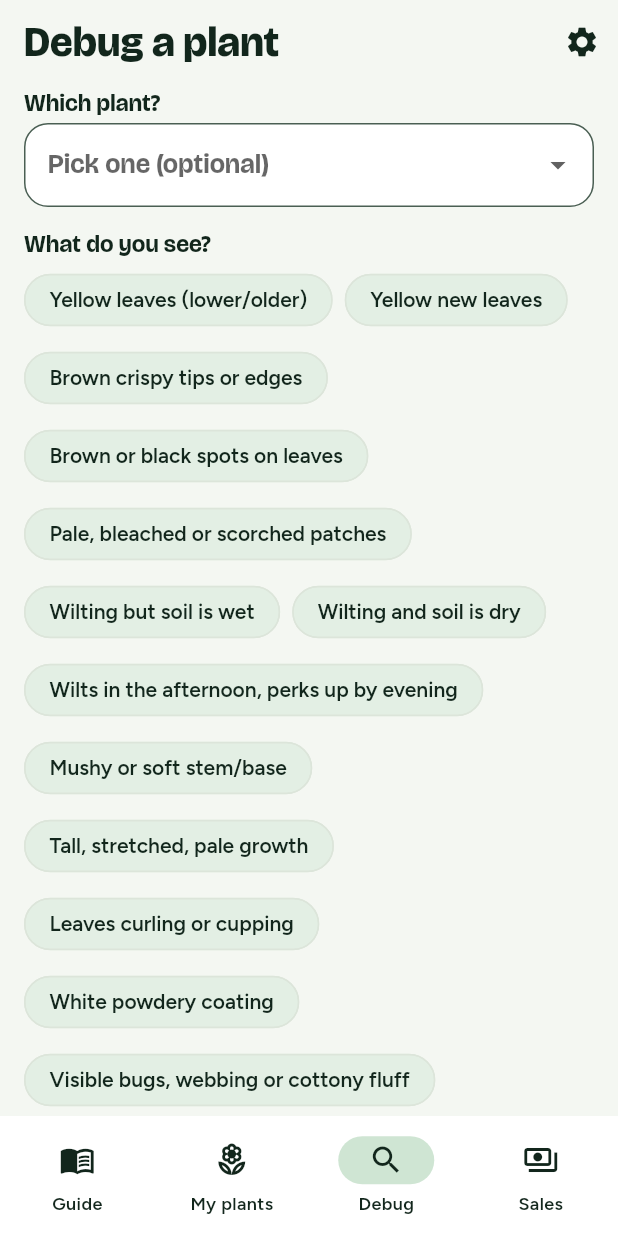
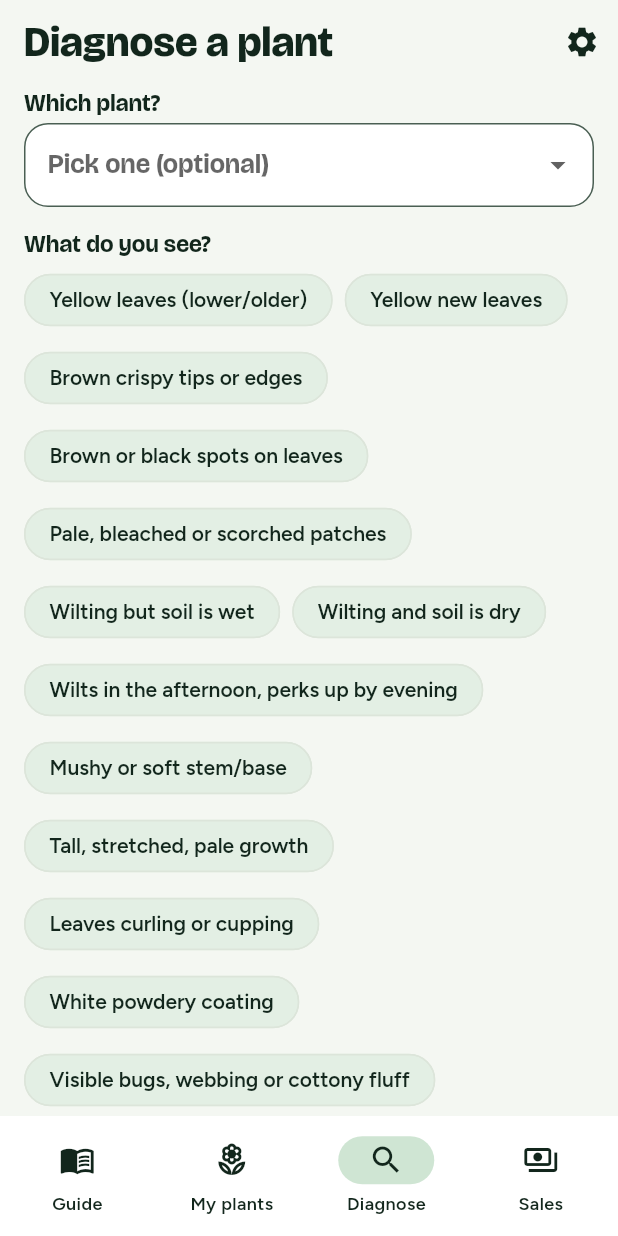
Before and after one commit to johnkg/grow-buddy, a Flutter app: the screen it shows after launch, item 3 of the bottom bar chosen, on a phone screen of 412 x 824 dp. Run offline on Flutter 3.47's test engine with Material 3 defaults, Android fonts, the phone set to English and light mode, and no system bars; our stand-ins replace file_picker, image_picker, shared_preferences.

Commit message:
Rename Debug to Diagnose
Tab, screen title, screen file and class now say Diagnose. The first
likely cause opens by default so the fix is visible right away.

Co-Authored-By: Claude Sonnet 5.5 <noreply@anthropic.com>
Claude-Session: https://claude.ai/code/session_01Ld3jFRTZrQ3Np9CvdWz5La

```diff
--- a/grow_buddy_client/lib/main.dart
+++ b/grow_buddy_client/lib/main.dart
@@ -2,7 +2,7 @@ import 'package:flutter/material.dart';
 import 'backup.dart';
 import 'screens/guide_screen.dart';
 import 'screens/my_plants_screen.dart';
-import 'screens/debug_screen.dart';
+import 'screens/diagnose_screen.dart';
 import 'screens/sales_screen.dart';
 import 'store.dart';
 import 'theme.dart';
@@ -38,11 +38,11 @@ class HomeShell extends StatefulWidget {
 class _HomeShellState extends State<HomeShell> {
   int _index = 0;
 
-  static const _titles = ['Plant guide', 'My plants', 'Debug a plant', 'Sales'];
+  static const _titles = ['Plant guide', 'My plants', 'Diagnose a plant', 'Sales'];
   static const _screens = <Widget>[
     GuideScreen(),
     MyPlantsScreen(),
-    DebugScreen(),
+    DiagnoseScreen(),
     SalesScreen(),
   ];
 
@@ -69,7 +69,7 @@ class _HomeShellState extends State<HomeShell> {
         destinations: const [
           NavigationDestination(icon: Icon(Icons.menu_book_outlined), label: 'Guide'),
           NavigationDestination(icon: Icon(Icons.local_florist_outlined), label: 'My plants'),
-          NavigationDestination(icon: Icon(Icons.search), label: 'Debug'),
+          NavigationDestination(icon: Icon(Icons.search), label: 'Diagnose'),
           NavigationDestination(icon: Icon(Icons.payments_outlined), label: 'Sales'),
         ],
       ),
--- a/grow_buddy_client/lib/screens/debug_screen.dart
+++ b/grow_buddy_client/lib/screens/diagnose_screen.dart
@@ -6,14 +6,14 @@ import '../data/symptoms.dart';
 import '../services/ai_diagnosis.dart';
 import '../store.dart';
 
-class DebugScreen extends StatefulWidget {
-  const DebugScreen({super.key});
+class DiagnoseScreen extends StatefulWidget {
+  const DiagnoseScreen({super.key});
 
   @override
-  State<DebugScreen> createState() => _DebugScreenState();
+  State<DiagnoseScreen> createState() => _DiagnoseScreenState();
 }
 
-class _DebugScreenState extends State<DebugScreen> {
+class _DiagnoseScreenState extends State<DiagnoseScreen> {
   String? _plantChoice; // 'my:<id>' or 'guide:<id>' or null
   final Set<String> _selected = {};
   final _notes = TextEditingController();
@@ -224,6 +224,7 @@ class _DebugScreenState extends State<DebugScreen> {
               margin: const EdgeInsets.only(top: 8),
               clipBehavior: Clip.antiAlias,
               child: ExpansionTile(
+                initiallyExpanded: r == _ranked!.first,
                 shape: const Border(),
                 collapsedShape: const Border(),
                 title: Text(r.cause.title),
```
Also changed, not shown: 6 other files.
